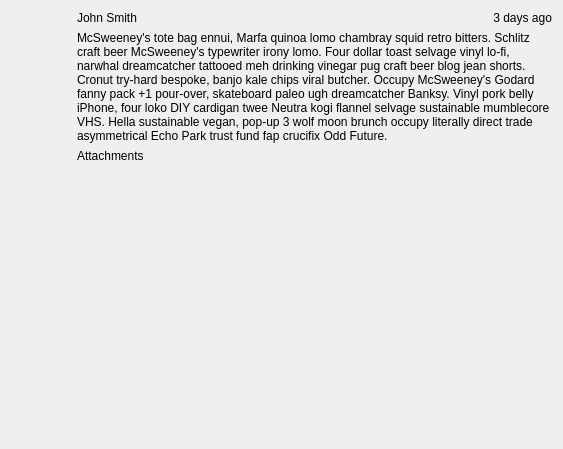
shotgunsoftware/tk-multi-shotgunpanel, file resources/reply_widget.ui: the form before one commit.
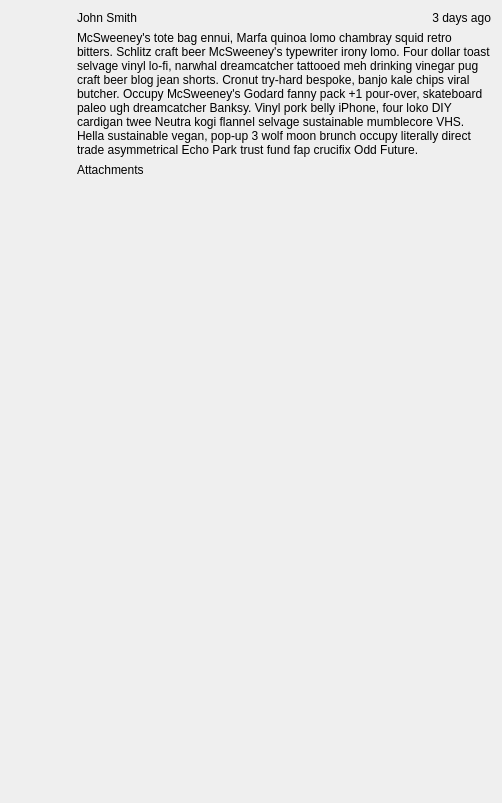
The form after the commit. Icons and pictures are not drawn.

The edit to the form file:
```diff
--- a/resources/reply_widget.ui
+++ b/resources/reply_widget.ui
@@ -6,8 +6,8 @@
    <rect>
     <x>0</x>
     <y>0</y>
-    <width>563</width>
-    <height>449</height>
+    <width>502</width>
+    <height>803</height>
    </rect>
   </property>
   <property name="windowTitle">
@@ -172,7 +172,7 @@
          <rect>
           <x>0</x>
           <y>0</y>
-          <width>465</width>
+          <width>404</width>
           <height>120</height>
          </rect>
         </property>
```
